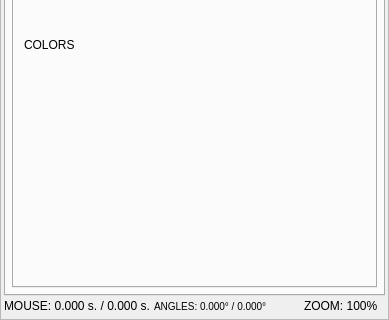
This is gui/uiinspector.ui in languel/IanniX as Qt 5 draws it before an edit; both pictures show x 0 to 389 and y 242 to 562 of the 389 by 562 pixel window. The edited form follows.
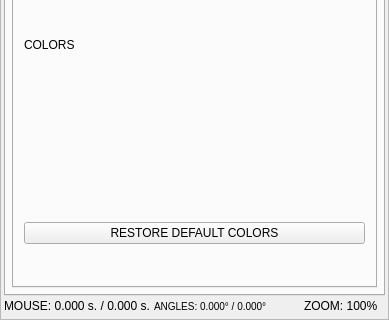
This is the edited form. The open tabs and pages were chosen to show the change. Icons and pictures are not drawn. Custom widgets are drawn as their Qt base class.

Commit message:
Calmer default accent (#558AA9 @80%), theme-aware sun icon, restore-defaults button
- Default gui_accent is now a muted steel blue (85,138,169 at 80% opacity)
  instead of saturated cyan; existing custom values in settings still win
- The light/dark toggle icon is neutral (white on dark theme, gray on light)
  instead of cyan, swapping with the theme
- RESTORE DEFAULT COLORS button under INFOS > RESOURCES > COLORS, with
  confirmation — also serves as the escape hatch for stale saved palettes

```diff
--- a/gui/uiinspector.ui
+++ b/gui/uiinspector.ui
@@ -4126,6 +4126,16 @@
                 </property>
                </widget>
               </item>
+              <item>
+               <widget class="QPushButton" name="colorsRestoreDefaults">
+                <property name="text">
+                 <string>RESTORE DEFAULT COLORS</string>
+                </property>
+                <property name="toolTip">
+                 <string>Resets all colors (including the interface accent) to their default values</string>
+                </property>
+               </widget>
+              </item>
               <item>
                <spacer name="verticalSpacer_5">
                 <property name="orientation">
```
The commit also changes 7 other files.
